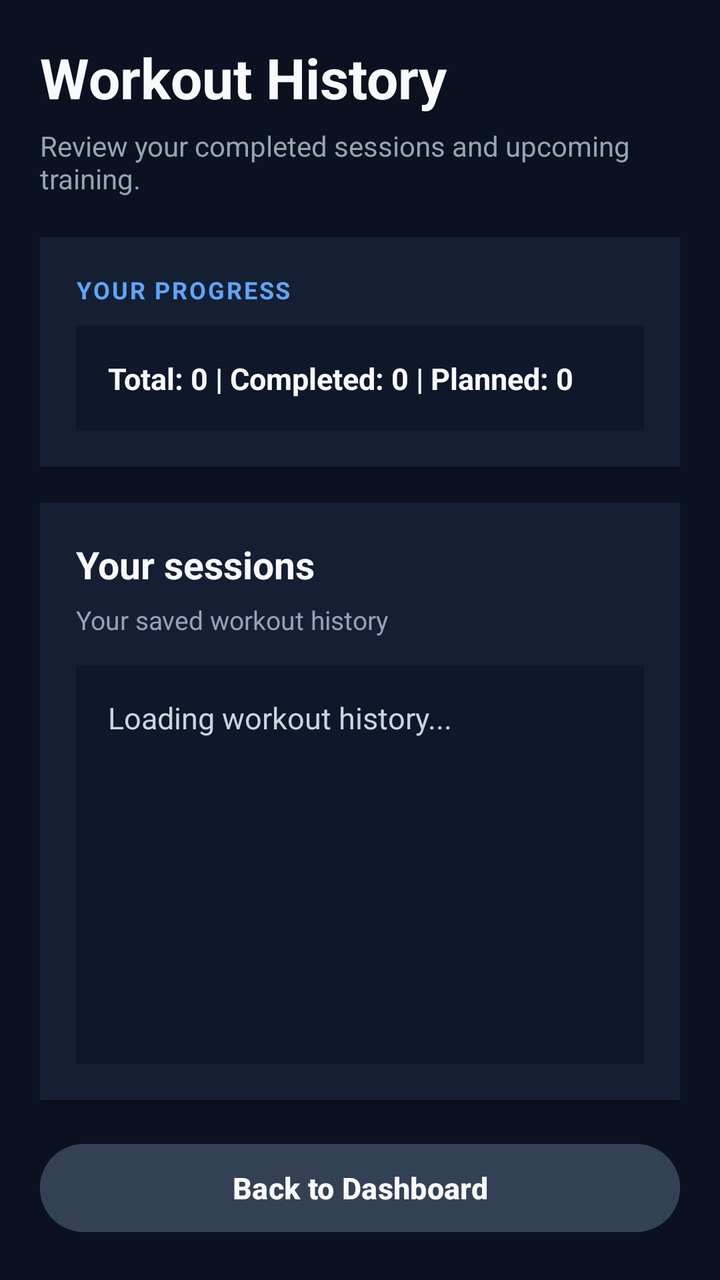
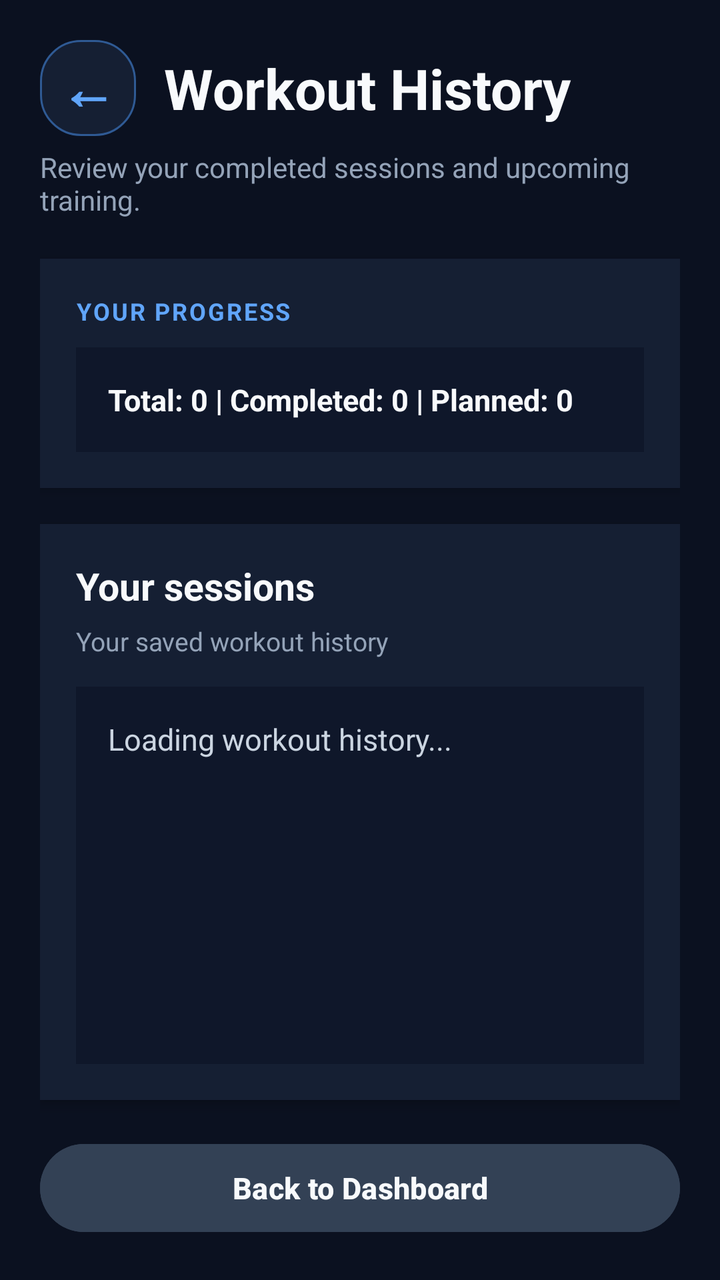

An Android layout rendered at two revisions. The XML below is the earlier revision; the diff shows what the commit changed to produce the second picture.
<!-- AndroidManifest.xml: application theme Theme.GymTrackerPro -->
<!-- res/layout/activity_workout_history.xml -->
<?xml version="1.0" encoding="utf-8"?>
<LinearLayout xmlns:android="http://schemas.android.com/apk/res/android"
    android:layout_width="match_parent"
    android:layout_height="match_parent"
    android:orientation="vertical"
    android:background="#0B1120"
    android:padding="20dp">

    
    <TextView
        android:layout_width="match_parent"
        android:layout_height="wrap_content"
        android:text="Workout History"
        android:textSize="28sp"
        android:textStyle="bold"
        android:textColor="#F8FAFC"
        android:layout_marginBottom="6dp" />

    <TextView
        android:layout_width="match_parent"
        android:layout_height="wrap_content"
        android:text="Review your completed sessions and upcoming training."
        android:textSize="14sp"
        android:textColor="#94A3B8"
        android:layout_marginBottom="20dp" />

    
    <LinearLayout
        android:layout_width="match_parent"
        android:layout_height="wrap_content"
        android:orientation="vertical"
        android:background="#151F33"
        android:padding="18dp"
        android:elevation="3dp"
        android:layout_marginBottom="18dp">

        <TextView
            android:layout_width="match_parent"
            android:layout_height="wrap_content"
            android:text="YOUR PROGRESS"
            android:textColor="#60A5FA"
            android:textSize="12sp"
            android:textStyle="bold"
            android:letterSpacing="0.08"
            android:layout_marginBottom="10dp" />

        <TextView
            android:id="@+id/textHistorySummary"
            android:layout_width="match_parent"
            android:layout_height="wrap_content"
            android:text="Total: 0 | Completed: 0 | Planned: 0"
            android:textSize="15sp"
            android:textStyle="bold"
            android:textColor="#F8FAFC"
            android:background="#0F172A"
            android:padding="16dp"
            android:lineSpacingExtra="5dp" />

    </LinearLayout>

    
    <LinearLayout
        android:layout_width="match_parent"
        android:layout_height="0dp"
        android:layout_weight="1"
        android:orientation="vertical"
        android:background="#151F33"
        android:padding="18dp"
        android:elevation="3dp">

        <TextView
            android:layout_width="match_parent"
            android:layout_height="wrap_content"
            android:text="Your sessions"
            android:textColor="#F8FAFC"
            android:textSize="19sp"
            android:textStyle="bold"
            android:layout_marginBottom="6dp" />

        <TextView
            android:layout_width="match_parent"
            android:layout_height="wrap_content"
            android:text="Your saved workout history"
            android:textColor="#94A3B8"
            android:textSize="13sp"
            android:layout_marginBottom="14dp" />

        <ScrollView
            android:layout_width="match_parent"
            android:layout_height="0dp"
            android:layout_weight="1"
            android:fillViewport="true"
            android:scrollbars="vertical">

            <TextView
                android:id="@+id/textWorkoutHistory"
                android:layout_width="match_parent"
                android:layout_height="wrap_content"
                android:text="Loading workout history..."
                android:textSize="15sp"
                android:textColor="#CBD5E1"
                android:background="#0F172A"
                android:padding="16dp"
                android:lineSpacingExtra="7dp" />

        </ScrollView>

    </LinearLayout>

    
    <Button
        android:id="@+id/buttonHistoryBack"
        android:layout_width="match_parent"
        android:layout_height="52dp"
        android:text="Back to Dashboard"
        android:textAllCaps="false"
        android:textSize="15sp"
        android:textStyle="bold"
        android:textColor="#F8FAFC"
        android:backgroundTint="#334155"
        android:layout_marginTop="18dp" />

</LinearLayout>
<!-- resources referenced by this layout -->
<resources>
  <style name="Theme.GymTrackerPro" parent="Base.Theme.GymTrackerPro" />
  <style name="Base.Theme.GymTrackerPro" parent="Theme.Material3.Dark.NoActionBar">
          <item name="colorPrimary">@color/gt_blue</item>
          <item name="colorSurface">@color/gt_surface</item>
          <item name="android:windowBackground">@color/gt_background</item>
  
          
          <item name="android:statusBarColor">@color/gt_background</item>
          <item name="android:navigationBarColor">@color/gt_background</item>
          <item name="android:windowLightStatusBar">false</item>
      </style>
  <color name="gt_blue">#60A5FA</color>
  <color name="gt_surface">#151F33</color>
  <color name="gt_background">#0B1120</color>
</resources>

<!-- the commit's change to res/layout/activity_workout_history.xml (unified diff, before → after) -->
@@ -7,14 +7,38 @@
     android:padding="20dp">
 
     
-    <TextView
+    <LinearLayout
         android:layout_width="match_parent"
         android:layout_height="wrap_content"
-        android:text="Workout History"
-        android:textSize="28sp"
-        android:textStyle="bold"
-        android:textColor="#F8FAFC"
-        android:layout_marginBottom="6dp" />
+        android:orientation="horizontal"
+        android:gravity="center_vertical"
+        android:layout_marginBottom="6dp">
+
+        <TextView
+            android:id="@+id/buttonBackArrow"
+            android:layout_width="48dp"
+            android:layout_height="48dp"
+            android:background="@drawable/bg_card"
+            android:gravity="center"
+            android:text="←"
+            android:textColor="#60A5FA"
+            android:textSize="28sp"
+            android:textStyle="bold"
+            android:clickable="true"
+            android:focusable="true"
+            android:contentDescription="Back to Dashboard" />
+
+        <TextView
+            android:layout_width="0dp"
+            android:layout_height="wrap_content"
+            android:layout_weight="1"
+            android:layout_marginStart="14dp"
+            android:text="Workout History"
+            android:textSize="28sp"
+            android:textStyle="bold"
+            android:textColor="#F8FAFC" />
+
+    </LinearLayout>
 
     <TextView
         android:layout_width="match_parent"
<!-- resource entries referenced after the edit -->
@@ -1,5 +1,12 @@
 <!-- resources referenced by this layout -->
 <resources>
+  <!-- drawable bg_card (drawable) -->
+  <?xml version="1.0" encoding="utf-8"?>
+  <shape xmlns:android="http://schemas.android.com/apk/res/android" android:shape="rectangle">
+      <solid android:color="@color/gt_surface" />
+      <corners android:radius="20dp" />
+      <stroke android:width="1dp" android:color="@color/gt_stroke" />
+  </shape>
   <style name="Theme.GymTrackerPro" parent="Base.Theme.GymTrackerPro" />
   <style name="Base.Theme.GymTrackerPro" parent="Theme.Material3.Dark.NoActionBar">
           <item name="colorPrimary">@color/gt_blue</item>
@@ -13,6 +20,7 @@
       </style>
   <color name="gt_blue">#60A5FA</color>
   <color name="gt_surface">#151F33</color>
+  <color name="gt_stroke">#2F5A94</color>
   <color name="gt_background">#0B1120</color>
 </resources>
 
